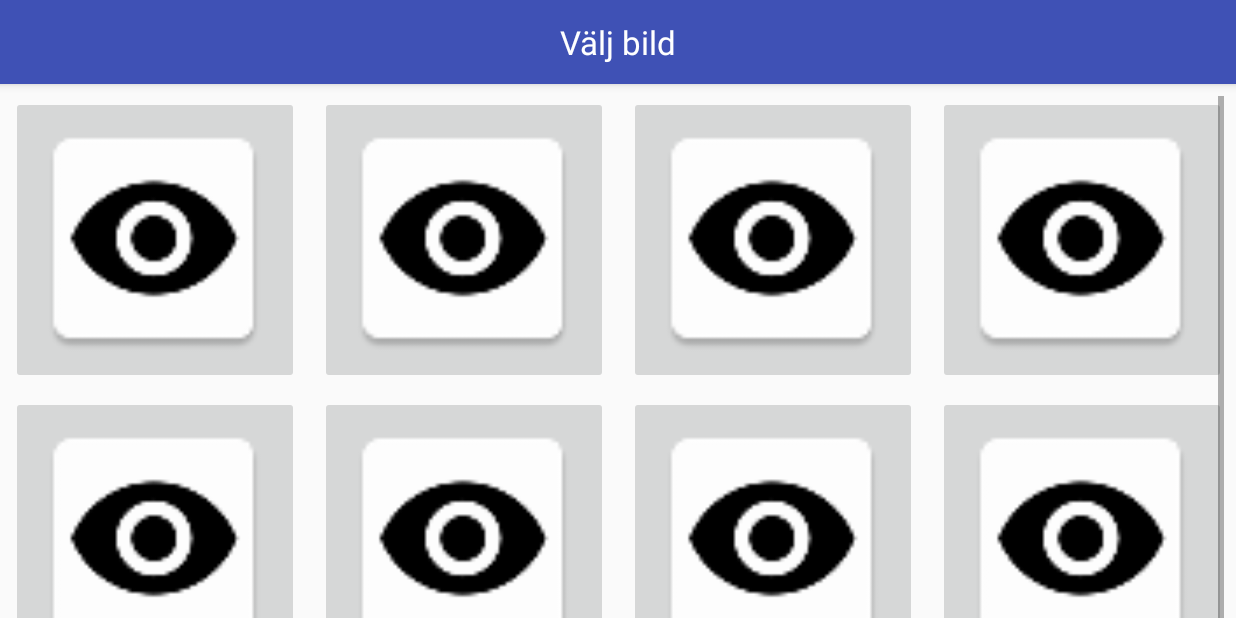
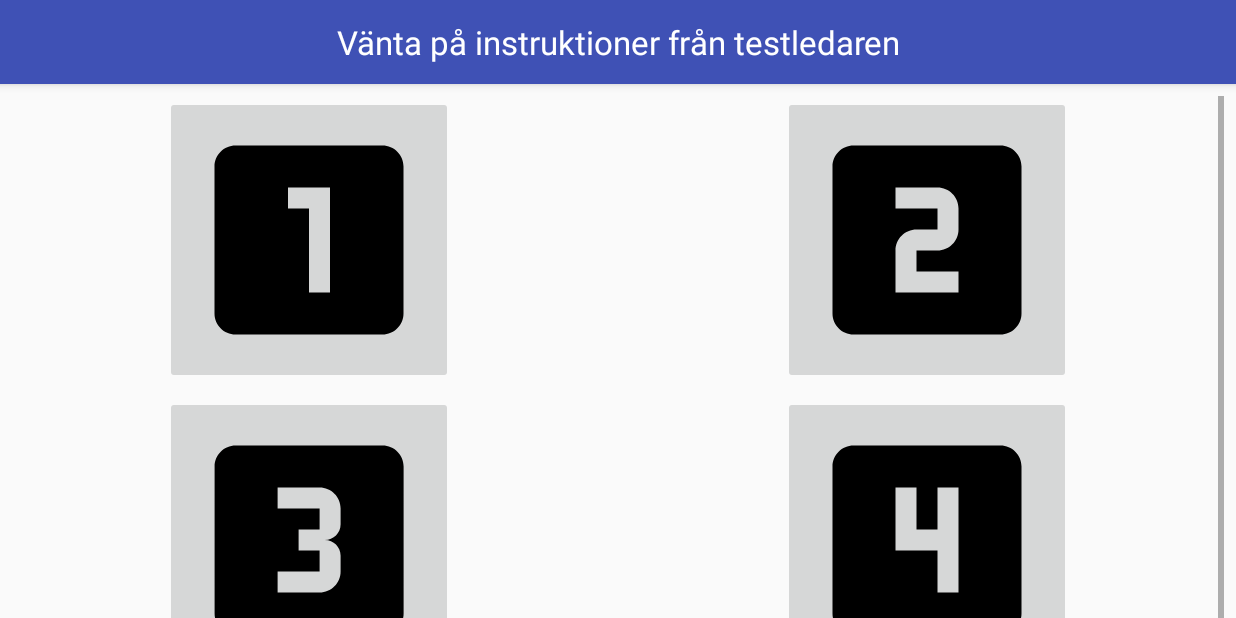
Before and after one commit to Aggrathon/EyewitnessApp, an Android app: the BackgroundInformation screen opened directly, with no data from a screen before it, after a tap on "BÖRJA", on a phone screen of 824 x 412 dp (held sideways). Run offline under Robolectric (Android 15) with nearby library versions, the phone set to English and light mode, and no system bars.

Commit message:
Number selection activity and some temporary logging to results

```diff
--- a/app/build.gradle
+++ b/app/build.gradle
@@ -11,8 +11,8 @@ android {
         applicationId "aggrathon.eyewitnessapp"
         minSdkVersion 21
         targetSdkVersion 24
-        versionCode 2
-        versionName '0.1.1'
+        versionCode 3
+        versionName '0.2'
         testInstrumentationRunner "android.support.test.runner.AndroidJUnitRunner"
         versionNameSuffix 'alpha'
     }
--- a/app/src/main/java/aggrathon/eyewitnessapp/ACancelCheckActivity.java
+++ b/app/src/main/java/aggrathon/eyewitnessapp/ACancelCheckActivity.java
@@ -28,8 +28,7 @@ public abstract class ACancelCheckActivity extends AppCompatActivity {
 			builder.setMessage(R.string.endExperiment)
 					.setPositiveButton(R.string.yesAnswer, new DialogInterface.OnClickListener() {
 						public void onClick(DialogInterface dialog, int id) {
-							ExperimentData.clearInstance(true);
-							act.startActivity(new Intent(act, MainActivity.class));
+							act.startActivity(new Intent(act, ResultActivity.class));
 						}
 					})
 					.setNegativeButton(R.string.noAnswer, new DialogInterface.OnClickListener() {
--- a/app/src/main/java/aggrathon/eyewitnessapp/BackgroundInformation.java
+++ b/app/src/main/java/aggrathon/eyewitnessapp/BackgroundInformation.java
@@ -17,6 +17,6 @@ public class BackgroundInformation extends AppCompatActivity {
 	public void onStartButton(View view) {
 		ExperimentData.createInstance();
 		Log.d("Data",ExperimentData.getInstance().toString());
-		startActivity(new Intent(this, LineupActivity.class));
+		startActivity(new Intent(this, NumberActivity.class));
 	}
 }
--- a/app/src/main/java/aggrathon/eyewitnessapp/ExperimentData.java
+++ b/app/src/main/java/aggrathon/eyewitnessapp/ExperimentData.java
@@ -45,6 +45,7 @@ public class ExperimentData {
 	public LineupVariant lineup;
 	public boolean targetPresent;
 	public ArrayList<Integer> images;
+	public StringBuilder log;
 
 	private ExperimentData() {
 		Random rnd = new Random();
@@ -57,11 +58,13 @@ public class ExperimentData {
 		images.add(R.drawable.flag_of_the_united_kingdom);
 		images.add(R.drawable.flag_of_finland);
 		images.add(R.drawable.flag_of_sweden);
-		images.add(R.drawable.flag_of_the_united_kingdom);
-		images.add(R.drawable.flag_of_finland);
-		images.add(R.drawable.flag_of_sweden);
-		images.add(R.drawable.flag_of_the_united_kingdom);
-		images.add(R.drawable.flag_of_finland);
+		images.add(R.drawable.one);
+		images.add(R.drawable.two);
+		images.add(R.drawable.three);
+		images.add(R.drawable.four);
+		images.add(R.mipmap.icon);
+
+		log = new StringBuilder();
 	}
 
 	public void save() {
@@ -86,6 +89,9 @@ public class ExperimentData {
 		else
 			sb.append("absent.\n");
 
+		sb.append('\n');
+		sb.append(log);
+
 		return sb.toString();
 	}
 }
--- a/app/src/main/java/aggrathon/eyewitnessapp/ImageGridAdapter.java
+++ b/app/src/main/java/aggrathon/eyewitnessapp/ImageGridAdapter.java
@@ -18,14 +18,14 @@ import java.util.ArrayList;
 public class ImageGridAdapter extends ArrayAdapter {
 
 	private Context context;
-	private int layoutResourceId;
 	private ArrayList data = new ArrayList();
+	private OnSelectionListener callback;
 
-	public ImageGridAdapter(Context context, int layoutResourceId, ArrayList data) {
-		super(context, layoutResourceId, data);
+	public ImageGridAdapter(Context context, ArrayList data, OnSelectionListener callback) {
+		super(context, R.layout.image_selector_button, data);
 		this.context = context;
-		this.layoutResourceId = layoutResourceId;
 		this.data = data;
+		this.callback = callback;
 	}
 
 	@NonNull
@@ -34,19 +34,22 @@ public class ImageGridAdapter extends ArrayAdapter {
 
 		if (convertView == null) {
 			LayoutInflater inflater = ((Activity) context).getLayoutInflater();
-			convertView = inflater.inflate(layoutResourceId, parent, false);
+			convertView = inflater.inflate(R.layout.image_selector_button, parent, false);
 			convertView.setTag(convertView.findViewById(R.id.image_button));
 		}
-		final ImageButton imgB = (ImageButton)convertView.getTag();
-		final int dataInt = (Integer) data.get(position);
-		imgB.setImageResource(R.mipmap.icon);
+		ImageButton imgB = (ImageButton)convertView.getTag();
+		imgB.setImageResource((int)data.get(position));
+		final int pos = position;
 		imgB.setOnClickListener(new View.OnClickListener() {
 			@Override
 			public void onClick(View view) {
-				context.startActivity(new Intent(context, QuestionsActivity.class));
+				callback.callback(pos);
 			}
 		});
-		Log.d("Grid View", ""+dataInt);
 		return convertView;
 	}
+
+	public interface OnSelectionListener {
+		void callback(int i);
+	}
 }
--- a/app/src/main/java/aggrathon/eyewitnessapp/LineupActivity.java
+++ b/app/src/main/java/aggrathon/eyewitnessapp/LineupActivity.java
@@ -18,7 +18,7 @@ public class LineupActivity extends ACancelCheckActivity {
 
 	private GridView grid;
 	private ImageGridAdapter gridAdapter;
-
+	ArrayList<Integer> imageArray;
 	private ImageSwitcher imageSwitcher;
 	private int imageIndex = 0;
 
@@ -31,7 +31,13 @@ public class LineupActivity extends ACancelCheckActivity {
 			return;
 		}
 		ExperimentData data = ExperimentData.getInstance();
-		Collections.shuffle(data.images);
+		imageArray = new ArrayList<>(data.images);
+		Collections.shuffle(imageArray);
+		data.log.append("Lineup image order: ");
+		for (int img : data.images) {
+			data.log.append(imageArray.indexOf(img)).append(" ");
+		}
+		data.log.append('\n');
 
 		switch (data.lineup) {
 			case sequential:
@@ -61,10 +67,13 @@ public class LineupActivity extends ACancelCheckActivity {
 				setContentView(R.layout.activity_lineup);
 
 				grid = (GridView)findViewById(R.id.gridView);
-				ArrayList<Integer> arr = new ArrayList();
-				for (int i = 0; i < 8; i++)
-					arr.add(i);
-				gridAdapter = new ImageGridAdapter(this, R.layout.image_selector_button, arr);
+				gridAdapter = new ImageGridAdapter(this, imageArray, new ImageGridAdapter.OnSelectionListener() {
+					@Override
+					public void callback(int i) {
+						imageIndex = i;
+						onSelectImageButton(null);
+					}
+				});
 				grid.setAdapter(gridAdapter);
 				break;
 		}
@@ -73,26 +82,26 @@ public class LineupActivity extends ACancelCheckActivity {
 	}
 
 	public void onTargetMissingButton(View v) {
+		ExperimentData.getInstance().log.append("Lineup image missing selected\n");
 		startActivity(new Intent(this, QuestionsActivity.class));
 	}
 
 	public void onNextImageButton(View v) {
 		if(imageSwitcher != null) {
-			ExperimentData data = ExperimentData.getInstance();
-			imageIndex = (imageIndex+1)%data.images.size();
-			imageSwitcher.setImageResource(data.images.get(imageIndex));
+			imageIndex = (imageIndex+1)%imageArray.size();
+			imageSwitcher.setImageResource(imageArray.get(imageIndex));
 		}
 	}
 
 	public void onPrevImageButton(View v) {
 		if(imageSwitcher != null) {
-			ExperimentData data = ExperimentData.getInstance();
-			imageIndex = (imageIndex-1+data.images.size())%data.images.size();
-			imageSwitcher.setImageResource(data.images.get(imageIndex));
+			imageIndex = (imageIndex-1+imageArray.size())%imageArray.size();
+			imageSwitcher.setImageResource(imageArray.get(imageIndex));
 		}
 	}
 
 	public void onSelectImageButton(View v) {
+		ExperimentData.getInstance().log.append("Lineup image ").append(imageIndex).append(" selected\n");
 		startActivity(new Intent(this, QuestionsActivity.class));
 	}
 }
--- /dev/null
+++ b/app/src/main/java/aggrathon/eyewitnessapp/NumberActivity.java
@@ -0,0 +1,42 @@
+package aggrathon.eyewitnessapp;
+
+import android.app.Activity;
+import android.content.Intent;
+import android.os.Bundle;
+import android.view.View;
+import android.widget.GridView;
+
+import java.util.ArrayList;
+
+public class NumberActivity extends ACancelCheckActivity {
+
+	@Override
+	protected void onCreate(Bundle savedInstanceState) {
+		super.onCreate(savedInstanceState);
+		if(!ExperimentData.isInstanced()) {
+			startActivity(new Intent(this, MainActivity.class));
+			return;
+		}
+		setContentView(R.layout.activity_number);
+
+		GridView grid = (GridView)findViewById(R.id.gridView);
+		ArrayList<Integer> arr = new ArrayList<>();
+		arr.add(R.drawable.one);
+		arr.add(R.drawable.two);
+		arr.add(R.drawable.three);
+		arr.add(R.drawable.four);
+		final Activity act = this;
+		ImageGridAdapter gridAdapter = new ImageGridAdapter(this, arr, new ImageGridAdapter.OnSelectionListener() {
+			@Override
+			public void callback(int i) {
+				ExperimentData.getInstance().log.append("Number ").append(i).append(" selected\n");
+				startActivity(new Intent(act, LineupActivity.class));
+			}
+		});
+		grid.setAdapter(gridAdapter);
+	}
+
+	public void OnEndButton(View v) {
+		onBackPressed();
+	}
+}
--- a/app/src/main/java/aggrathon/eyewitnessapp/QuestionsActivity.java
+++ b/app/src/main/java/aggrathon/eyewitnessapp/QuestionsActivity.java
@@ -49,7 +49,7 @@ public class QuestionsActivity extends ACancelCheckActivity {
 	}
 
 	public void onNextButton(View v) {
-		startActivity(new Intent(this, ResultActivity.class));
+		startActivity(new Intent(this, NumberActivity.class));
 	}
 
 }
--- /dev/null
+++ b/app/src/main/res/drawable/four.xml
@@ -0,0 +1,9 @@
+<vector xmlns:android="http://schemas.android.com/apk/res/android"
+        android:width="24dp"
+        android:height="24dp"
+        android:viewportWidth="24.0"
+        android:viewportHeight="24.0">
+    <path
+        android:fillColor="#FF000000"
+        android:pathData="M19,3L5,3c-1.1,0 -2,0.9 -2,2v14c0,1.1 0.9,2 2,2h14c1.1,0 2,-0.9 2,-2L21,5c0,-1.1 -0.9,-2 -2,-2zM15,17h-2v-4L9,13L9,7h2v4h2L13,7h2v10z"/>
+</vector>
--- /dev/null
+++ b/app/src/main/res/drawable/one.xml
@@ -0,0 +1,9 @@
+<vector xmlns:android="http://schemas.android.com/apk/res/android"
+        android:width="24dp"
+        android:height="24dp"
+        android:viewportWidth="24.0"
+        android:viewportHeight="24.0">
+    <path
+        android:fillColor="#FF000000"
+        android:pathData="M19,3L5,3c-1.1,0 -2,0.9 -2,2v14c0,1.1 0.9,2 2,2h14c1.1,0 2,-0.9 2,-2L21,5c0,-1.1 -0.9,-2 -2,-2zM14,17h-2L12,9h-2L10,7h4v10z"/>
+</vector>
--- /dev/null
+++ b/app/src/main/res/drawable/three.xml
@@ -0,0 +1,9 @@
+<vector xmlns:android="http://schemas.android.com/apk/res/android"
+        android:width="24dp"
+        android:height="24dp"
+        android:viewportWidth="24.0"
+        android:viewportHeight="24.0">
+    <path
+        android:fillColor="#FF000000"
+        android:pathData="M19.01,3h-14c-1.1,0 -2,0.9 -2,2v14c0,1.1 0.9,2 2,2h14c1.1,0 2,-0.9 2,-2L21.01,5c0,-1.1 -0.9,-2 -2,-2zM15.01,10.5c0,0.83 -0.67,1.5 -1.5,1.5 0.83,0 1.5,0.67 1.5,1.5L15.01,15c0,1.11 -0.9,2 -2,2h-4v-2h4v-2h-2v-2h2L13.01,9h-4L9.01,7h4c1.1,0 2,0.89 2,2v1.5z"/>
+</vector>
--- /dev/null
+++ b/app/src/main/res/drawable/two.xml
@@ -0,0 +1,9 @@
+<vector xmlns:android="http://schemas.android.com/apk/res/android"
+        android:width="24dp"
+        android:height="24dp"
+        android:viewportWidth="24.0"
+        android:viewportHeight="24.0">
+    <path
+        android:fillColor="#FF000000"
+        android:pathData="M19,3L5,3c-1.1,0 -2,0.9 -2,2v14c0,1.1 0.9,2 2,2h14c1.1,0 2,-0.9 2,-2L21,5c0,-1.1 -0.9,-2 -2,-2zM15,11c0,1.11 -0.9,2 -2,2h-2v2h4v2L9,17v-4c0,-1.11 0.9,-2 2,-2h2L13,9L9,9L9,7h4c1.1,0 2,0.89 2,2v2z"/>
+</vector>
--- /dev/null
+++ b/app/src/main/res/layout/activity_number.xml
@@ -0,0 +1,61 @@
+<?xml version="1.0" encoding="utf-8"?>
+<LinearLayout
+    xmlns:android="http://schemas.android.com/apk/res/android"
+    xmlns:tools="http://schemas.android.com/tools"
+    android:layout_width="match_parent"
+    android:layout_height="match_parent"
+    android:orientation="vertical"
+    tools:context="aggrathon.eyewitnessapp.LineupActivity">
+
+    <android.support.design.widget.AppBarLayout
+        android:id="@+id/toolbar"
+        android:layout_width="match_parent"
+        android:layout_height="@dimen/actionBarHeight">
+
+        <TextView
+            android:id="@+id/textView"
+            android:layout_width="match_parent"
+            android:layout_height="match_parent"
+            android:layout_weight="1"
+            android:gravity="center"
+            android:text="@string/listenToInstructions"
+            android:textAlignment="center"
+            android:textAppearance="@style/TextAppearance.AppCompat.Large.Inverse"/>
+    </android.support.design.widget.AppBarLayout>
+
+    <android.support.v4.widget.Space
+        android:layout_width="0dp"
+        android:layout_height="match_parent"
+        android:layout_weight="100"/>
+
+    <GridView
+        android:id="@+id/gridView"
+        android:layout_width="match_parent"
+        android:layout_height="wrap_content"
+        android:layout_gravity="center"
+        android:layout_margin="@dimen/margin"
+        android:drawSelectorOnTop="true"
+        android:gravity="center"
+        android:horizontalSpacing="@dimen/largeMargin"
+        android:numColumns="2"
+        android:stretchMode="columnWidth"
+        android:verticalSpacing="@dimen/margin"
+        android:layout_weight="1">
+
+    </GridView>
+
+    <android.support.v4.widget.Space
+        android:layout_width="0dp"
+        android:layout_height="match_parent"
+        android:layout_weight="100"/>
+
+    <Button
+        android:id="@+id/endButton"
+        android:layout_width="@dimen/tabletLandscapeColumnWidth"
+        android:layout_height="wrap_content"
+        android:layout_gravity="center"
+        android:layout_margin="@dimen/margin"
+        android:onClick="OnEndButton"
+        android:text="@string/quit"/>
+
+</LinearLayout>
--- a/app/src/main/res/values/strings.xml
+++ b/app/src/main/res/values/strings.xml
@@ -29,4 +29,5 @@
     <string name="quit">Avsluta</string>
     <string name="targetAbsent">Saknas</string>
     <string name="endExperiment">Avsluta Experimentet?</string>
+    <string name="listenToInstructions">Vänta på instruktioner från testledaren</string>
 </resources>
```
Also changed, not shown: app/src/main/AndroidManifest.xml (+11 -2 lines), 1 other file.
